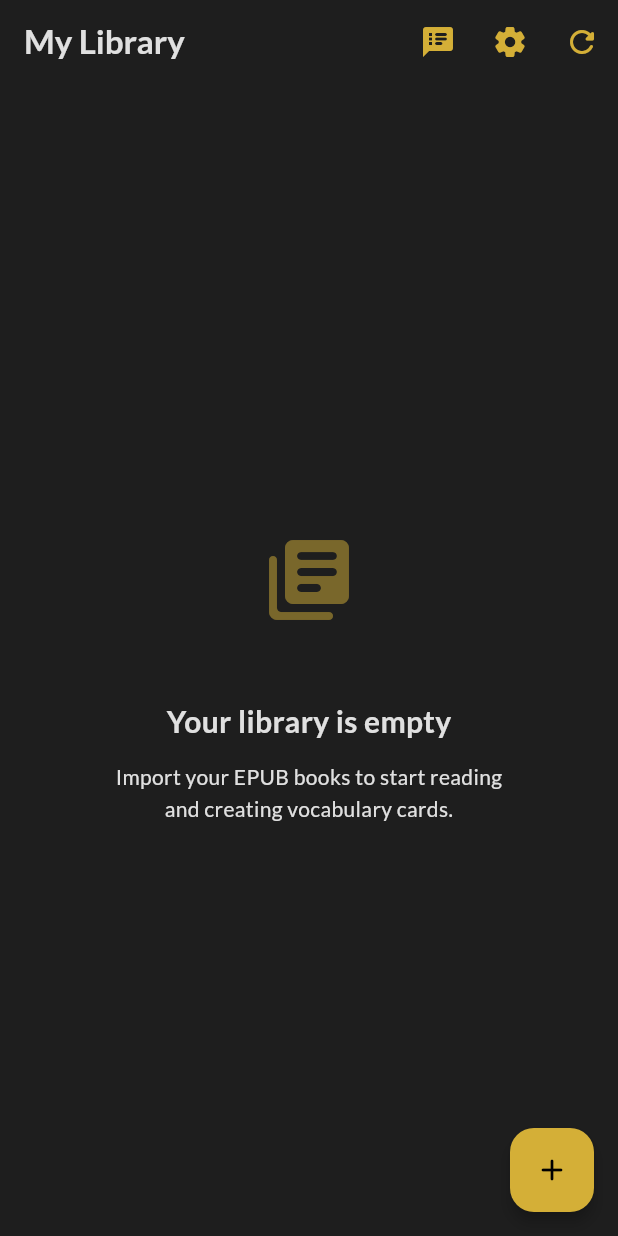
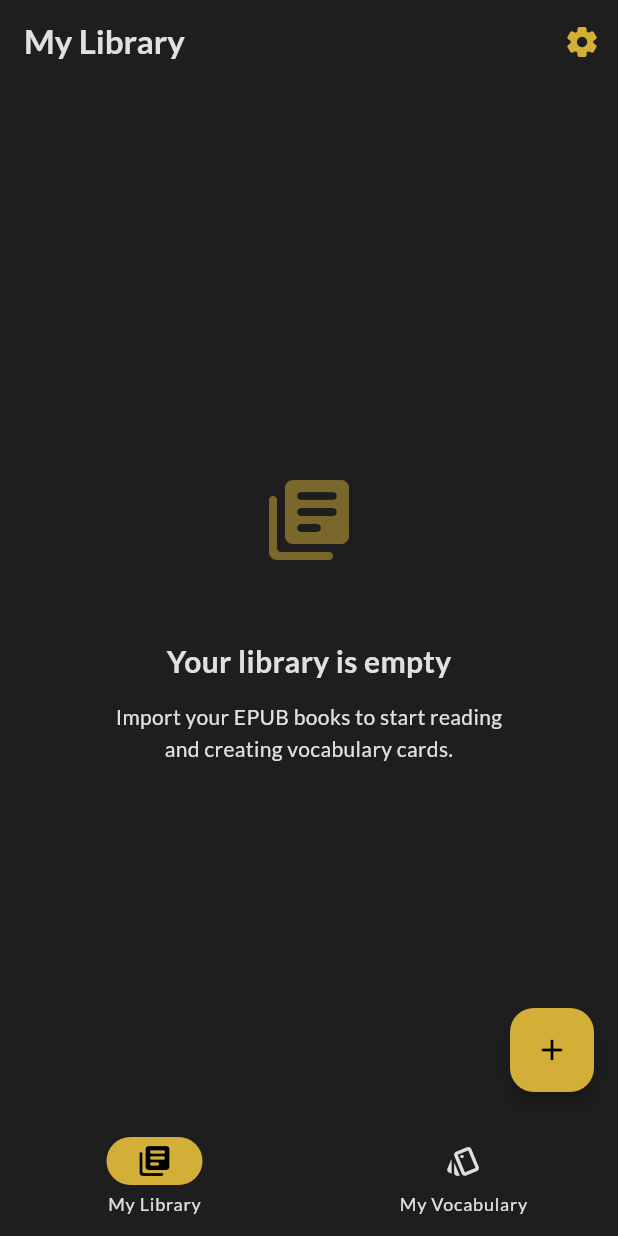
Before and after one commit to kesanchezgo/my_ebook_reader_anki_app, a Flutter app: the screen it shows after launch, on a phone screen of 412 x 824 dp. Run offline on Flutter 3.47's test engine with Material 3 defaults, Android fonts, the phone set to English and light mode, and no system bars; our stand-ins replace csv, equatable, file_picker, flutter_bloc, flutter_tts, flutter_widget_from_html and 4 more; missing offline and left inert: epubx, google_mlkit_language_id; accounts and stored records are empty.

Commit message:
feat: Replace BibliotecaScreen with HomeScreen as the main entry point and implement bottom navigation

```diff
--- a/lib/main.dart
+++ b/lib/main.dart
@@ -1,7 +1,7 @@
 import 'package:flutter/material.dart';
 import 'package:flutter_bloc/flutter_bloc.dart';
 import 'package:flutter_localizations/flutter_localizations.dart';
-import 'screens/biblioteca_screen.dart';
+import 'screens/home_screen.dart';
 import 'bloc/biblioteca_bloc.dart';
 import 'bloc/biblioteca_event.dart';
 import 'services/local_storage_service.dart';
@@ -62,7 +62,7 @@ class MyApp extends StatelessWidget {
                   GlobalCupertinoLocalizations.delegate,
                 ],
                 supportedLocales: AppLocalizations.supportedLocales,
-                home: const BibliotecaScreen(),
+                home: const HomeScreen(),
               );
             },
           );
--- a/lib/screens/biblioteca_screen.dart
+++ b/lib/screens/biblioteca_screen.dart
@@ -11,7 +11,6 @@ import '../widgets/book_card.dart';
 import '../widgets/premium_toast.dart';
 import '../widgets/purpose_modal.dart';
 import 'lector_screen.dart';
-import 'vocabulario_screen.dart';
 import 'settings_screen.dart';
 
 /// Pantalla principal que muestra la biblioteca de libros
@@ -34,18 +33,6 @@ class BibliotecaScreen extends StatelessWidget {
         foregroundColor: colorScheme.onSurface,
         actions: [
           IconButton(
-            icon: const Icon(Icons.speaker_notes_rounded),
-            tooltip: l10n.myVocabulary,
-            onPressed: () {
-              Navigator.push(
-                context,
-                MaterialPageRoute(
-                  builder: (context) => const VocabularioScreen(),
-                ),
-              );
-            },
-          ),
-          IconButton(
             icon: const Icon(Icons.settings_rounded),
             tooltip: l10n.settings,
             onPressed: () {
@@ -55,12 +42,6 @@ class BibliotecaScreen extends StatelessWidget {
                   builder: (context) => const SettingsScreen(),
                 ),
               );
-            },
-          ),
-          IconButton(
-            icon: const Icon(Icons.refresh_rounded),
-            onPressed: () {
-              context.read<BibliotecaBloc>().add(RefreshBiblioteca());
             },
           ),
         ],
--- /dev/null
+++ b/lib/screens/home_screen.dart
@@ -0,0 +1,58 @@
+import 'package:flutter/material.dart';
+import 'package:my_ebook_reader_anki_app/l10n/app_localizations.dart';
+import 'biblioteca_screen.dart';
+import 'vocabulario_screen.dart';
+
+class HomeScreen extends StatefulWidget {
+  const HomeScreen({super.key});
+
+  @override
+  State<HomeScreen> createState() => _HomeScreenState();
+}
+
+class _HomeScreenState extends State<HomeScreen> {
+  int _currentIndex = 0;
+
+  final List<Widget> _screens = const [
+    BibliotecaScreen(),
+    VocabularioScreen(),
+  ];
+
+  @override
+  Widget build(BuildContext context) {
+    final l10n = AppLocalizations.of(context)!;
+    final theme = Theme.of(context);
+    final colorScheme = theme.colorScheme;
+
+    return Scaffold(
+      body: IndexedStack(
+        index: _currentIndex,
+        children: _screens,
+      ),
+      bottomNavigationBar: NavigationBar(
+        selectedIndex: _currentIndex,
+        onDestinationSelected: (index) {
+          setState(() {
+            _currentIndex = index;
+          });
+        },
+        backgroundColor: colorScheme.surface,
+        elevation: 3,
+        shadowColor: Colors.black.withOpacity(0.2),
+        indicatorColor: colorScheme.primaryContainer,
+        destinations: [
+          NavigationDestination(
+            icon: const Icon(Icons.library_books_outlined),
+            selectedIcon: const Icon(Icons.library_books_rounded),
+            label: l10n.libraryTitle,
+          ),
+          NavigationDestination(
+            icon: const Icon(Icons.style_outlined),
+            selectedIcon: const Icon(Icons.style_rounded),
+            label: l10n.myVocabulary,
+          ),
+        ],
+      ),
+    );
+  }
+}
```
